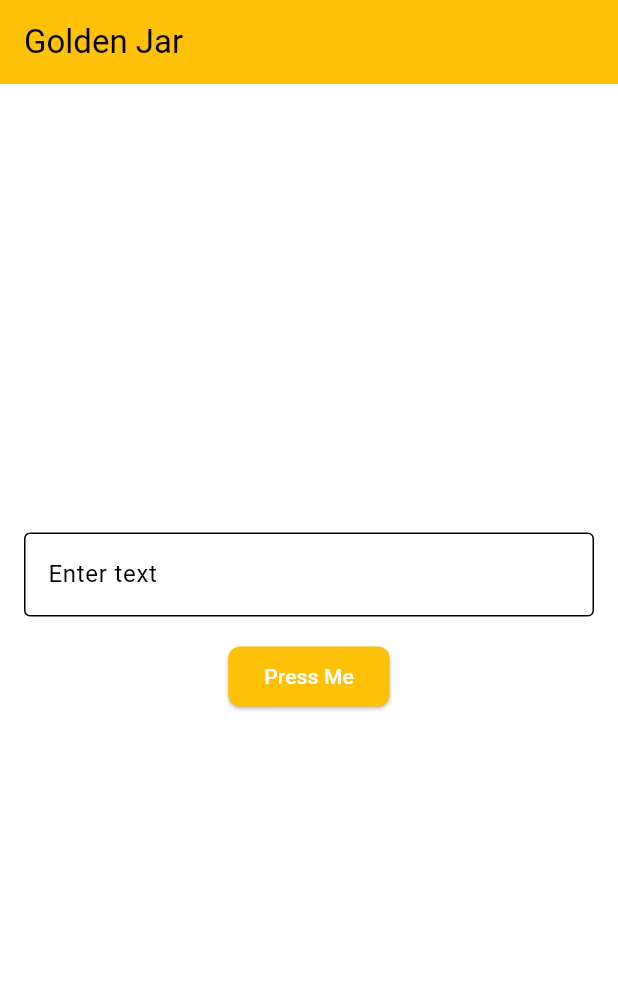
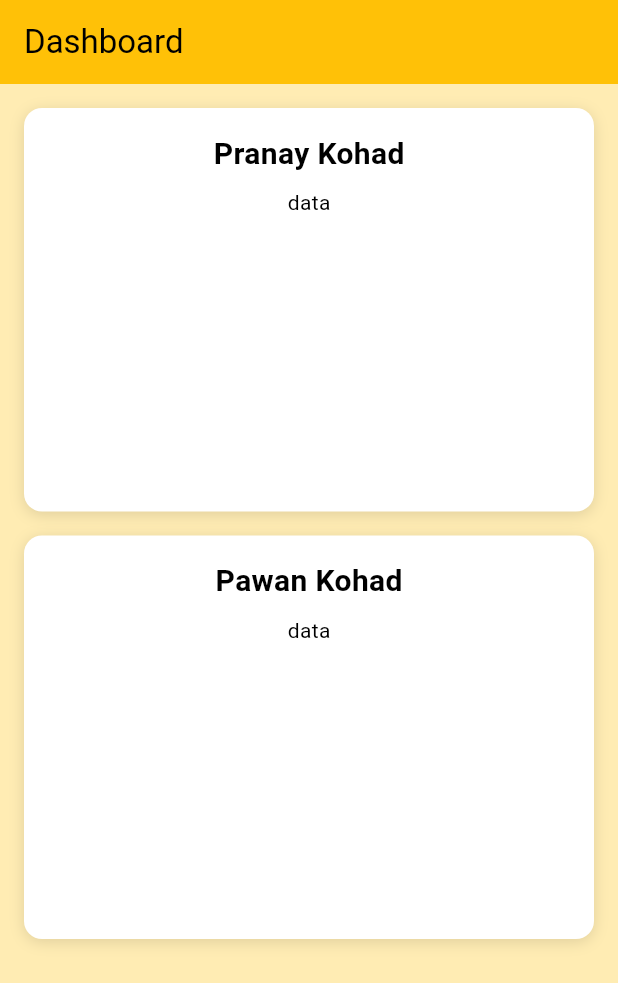
Before and after one commit to pranaykohad/golden-jar, a Flutter app: the screen it shows after launch, on a phone screen of 412 x 824 dp. Shown: the top 983 px of the screen. Run offline on Flutter 3.47's test engine with Material 3 defaults, Android fonts, the phone set to English and light mode, and no system bars.

Commit message:
added child component

```diff
--- /dev/null
+++ b/lib/child_dashboard.dart
@@ -0,0 +1,43 @@
+import 'package:flutter/material.dart';
+
+class ChildDashboard extends StatefulWidget {
+  final String childName;
+  const ChildDashboard({super.key, required this.childName});
+
+  @override
+  State<ChildDashboard> createState() => _ChildDashboardState();
+}
+
+class _ChildDashboardState extends State<ChildDashboard> {
+  @override
+  Widget build(BuildContext context) {
+    return Container(
+      padding: const EdgeInsets.all(16.0),
+      decoration: BoxDecoration(
+        color: Colors.white,
+        borderRadius: BorderRadius.circular(12),
+        boxShadow: [
+          BoxShadow(
+            color: Colors.black12,
+            blurRadius: 8,
+            offset: Offset(0, 2),
+          ),
+        ],
+      ),
+      child: Column(
+        mainAxisSize: MainAxisSize.min,
+        children: [
+          Text(
+            widget.childName,
+            style: const TextStyle(fontSize: 20, fontWeight: FontWeight.bold),
+          ),
+          const SizedBox(height: 8),
+          SizedBox(
+            height: 200,
+            child: Text('data')
+          ),
+        ],
+      ),
+    );
+  }
+}
--- a/lib/home_component.dart
+++ b/lib/home_component.dart
@@ -1,4 +1,6 @@
 import 'package:flutter/material.dart';
+
+import 'child_dashboard.dart';
 
 class HomeComponent extends StatefulWidget {
   const HomeComponent({super.key});
@@ -8,51 +10,32 @@ class HomeComponent extends StatefulWidget {
 }
 
 class _HomeComponentState extends State<HomeComponent> {
-  final TextEditingController _controller = TextEditingController();
-  String _displayText = '';
-
-  @override
-  void dispose() {
-    _controller.dispose();
-    super.dispose();
-  }
 
   @override
   Widget build(BuildContext context) {
     return Scaffold(
-      appBar: AppBar(title: const Text('Golden Jar')),
+      backgroundColor: Colors.amber[100],
+      appBar: AppBar(title: const Text('Dashboard')),
       body: Padding(
         padding: const EdgeInsets.all(16.0),
           child: Column(
-          mainAxisAlignment: MainAxisAlignment.center,
+            mainAxisAlignment: MainAxisAlignment.start,
+            crossAxisAlignment: CrossAxisAlignment.stretch,
             children: [
-            TextField(
-              controller: _controller,
-              decoration: const InputDecoration(
-                labelText: 'Enter text',
-                border: OutlineInputBorder(),
+              Align(
+                alignment: Alignment.topCenter,
+                child: SizedBox(
+                  width: double.infinity,
+                  child: ChildDashboard(childName: 'Pranay Kohad'),
                 ),
               ),
               const SizedBox(height: 16),
-            ElevatedButton(
-              style: ElevatedButton.styleFrom(
-                backgroundColor: Colors.amber,
-                foregroundColor: Colors.white,
-                shape: RoundedRectangleBorder(
-                  borderRadius: BorderRadius.circular(8),
+              Align(
+                alignment: Alignment.topCenter,
+                child: SizedBox(
+                  width: double.infinity,
+                  child: ChildDashboard(childName: 'Pawan Kohad'),
                 ),
-              ),
-              onPressed: () {
-                setState(() {
-                  _displayText = _controller.text;
-                });
-              },
-              child: const Text('Press Me'),
-            ),
-            const SizedBox(height: 24),
-            Text(
-              _displayText,
-              style: const TextStyle(fontSize: 18),
               ),
             ],
         ),
--- a/lib/splash_screen.dart
+++ b/lib/splash_screen.dart
@@ -16,7 +16,7 @@ class _SplashScreenState extends State<SplashScreen> with SingleTickerProviderSt
     super.initState();
     _controller = AnimationController(
       vsync: this,
-      duration: const Duration(seconds: 2),
+      duration: const Duration(seconds: 5),
     )..forward();
     Timer(const Duration(seconds: 2), () {
       Navigator.of(context).pushReplacementNamed('/home');
@@ -37,16 +37,16 @@ class _SplashScreenState extends State<SplashScreen> with SingleTickerProviderSt
         child: Column(
           mainAxisAlignment: MainAxisAlignment.center,
           children: [
-            Image.asset('assets/golden-jar-logo.png', width: 120, height: 120),
+            Image.asset('assets/golden-jar-logo-inverted.png', width: 120, height: 120),
             const SizedBox(height: 32),
             AnimatedBuilder(
               animation: _controller,
               builder: (context, child) {
-                return LinearProgressIndicator(
+                return CircularProgressIndicator(
                   value: _controller.value,
                   backgroundColor: Colors.white,
                   color: Colors.brown,
-                  minHeight: 8,
+                  strokeWidth: 4,
                 );
               },
             ),
--- a/pubspec.yaml
+++ b/pubspec.yaml
@@ -60,6 +60,7 @@ flutter:
   # To add assets to your application, add an assets section, like this:
   assets:
     - assets/golden-jar-logo.png
+    - assets/golden-jar-logo-inverted.png
   #   - images/a_dot_burr.jpeg
   #   - images/a_dot_ham.jpeg
 
```
Also changed, not shown: assets/golden-jar-logo-inverted.png (added), assets/logo.png (deleted). Lines whose indentation alone changed are shown as unchanged.
